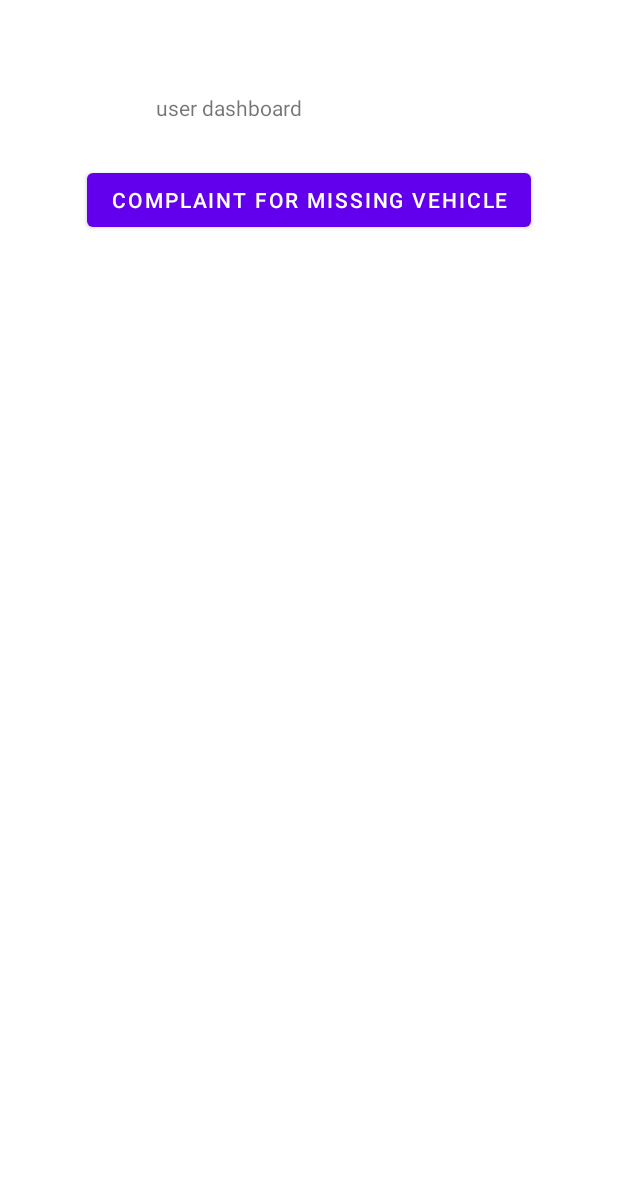
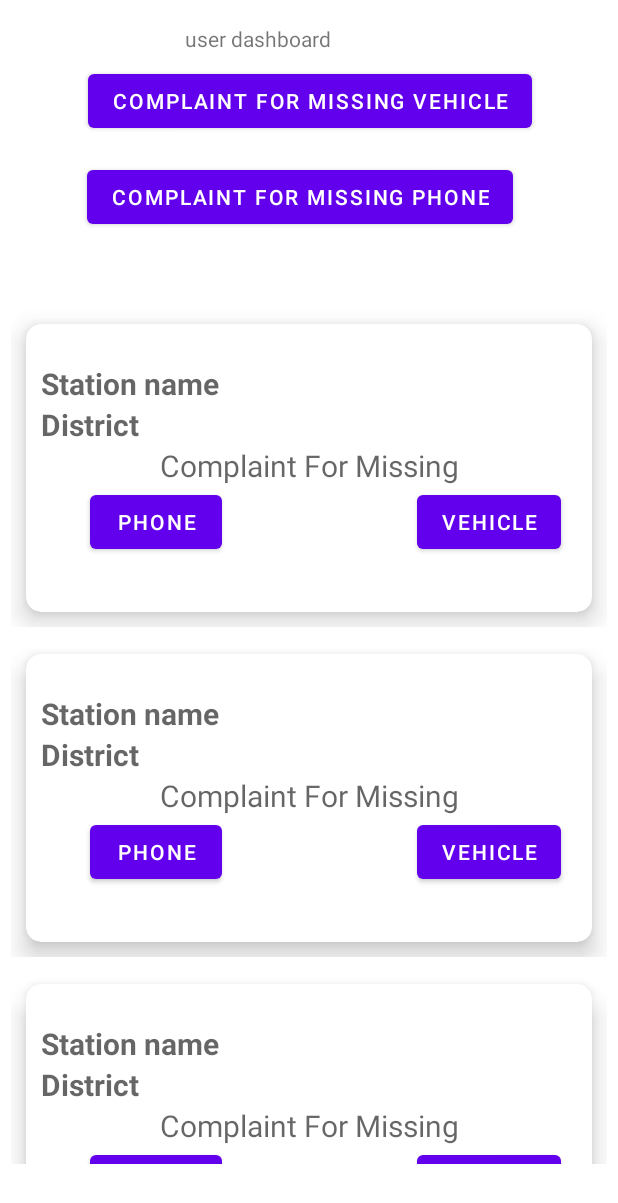
Before and after one commit to viren06/E-FIR_User, an Android app: the layout activity_dashboard.xml on its own in the app's theme, with its tools: preview values and no code run, on a phone screen of 412 x 824 dp. Shown: the top 1203 px of the screen. Run offline under Robolectric (Android 15) with nearby library versions, the phone set to English and light mode, and no system bars.

Commit message:
show station recycler is done and data is seen in recycle from firebase. now station name , district entry work is remaning in missing vehicle.

```diff
--- /dev/null
+++ b/app/src/main/java/com/example/e_fir_user/showstationmodel.kt
@@ -0,0 +1,5 @@
+package com.example.e_fir_user
+
+data class showstationmodel(var email:String?=null, var username:String?=null,var district:String?=null , var status:String?=null ) {
+    constructor():this("","","","")
+}
--- a/app/src/main/res/layout/activity_dashboard.xml
+++ b/app/src/main/res/layout/activity_dashboard.xml
@@ -11,10 +11,11 @@
         android:layout_width="wrap_content"
         android:layout_height="wrap_content"
         android:layout_marginStart="123dp"
-        android:layout_marginTop="62dp"
+        android:layout_marginTop="16dp"
         android:layout_marginEnd="230dp"
         android:text="user dashboard"
         app:layout_constraintEnd_toEndOf="parent"
+        app:layout_constraintHorizontal_bias="0.0"
         app:layout_constraintStart_toStartOf="parent"
         app:layout_constraintTop_toTopOf="parent" />
 
@@ -23,11 +24,37 @@
         android:layout_width="wrap_content"
         android:layout_height="wrap_content"
         android:layout_marginStart="122dp"
-        android:layout_marginTop="28dp"
+        android:layout_marginTop="8dp"
         android:layout_marginEnd="195dp"
         android:text="Complaint for Missing Vehicle"
         app:layout_constraintEnd_toEndOf="parent"
-        app:layout_constraintHorizontal_bias="0.321"
+        app:layout_constraintHorizontal_bias="0.316"
         app:layout_constraintStart_toStartOf="parent"
         app:layout_constraintTop_toBottomOf="@+id/textView" />
+
+    <Button
+        android:id="@+id/btn_missingpphone"
+        android:layout_width="wrap_content"
+        android:layout_height="wrap_content"
+        android:layout_marginStart="58dp"
+        android:layout_marginTop="16dp"
+        android:layout_marginEnd="68dp"
+        android:text="complaint for missing Phone"
+        app:layout_constraintEnd_toEndOf="parent"
+        app:layout_constraintHorizontal_bias="0.0"
+        app:layout_constraintStart_toStartOf="parent"
+        app:layout_constraintTop_toBottomOf="@+id/btn_vehicle" />
+
+    <androidx.recyclerview.widget.RecyclerView
+        android:id="@+id/rv_showstation"
+        android:layout_width="409dp"
+        android:layout_height="574dp"
+        android:layout_marginStart="1dp"
+        android:layout_marginEnd="1dp"
+        android:layout_marginBottom="2dp"
+        app:layout_constraintBottom_toBottomOf="parent"
+        app:layout_constraintEnd_toEndOf="parent"
+        app:layout_constraintStart_toStartOf="parent"
+        app:layout_constraintTop_toBottomOf="@+id/btn_missingpphone"
+        tools:listitem="@layout/show_station" />
 </androidx.constraintlayout.widget.ConstraintLayout>
--- /dev/null
+++ b/app/src/main/res/layout/show_station.xml
@@ -0,0 +1,113 @@
+<?xml version="1.0" encoding="utf-8"?>
+<LinearLayout xmlns:android="http://schemas.android.com/apk/res/android"
+    xmlns:tools="http://schemas.android.com/tools"
+    android:layout_width="match_parent"
+    android:layout_height="wrap_content"
+    xmlns:app="http://schemas.android.com/apk/res-auto"
+    android:orientation="vertical"
+    android:layout_marginTop="4dp"
+    android:layout_marginBottom="4dp"
+    android:layout_marginLeft="6dp"
+    android:layout_marginRight="6dp">
+
+    <androidx.cardview.widget.CardView
+        android:id="@+id/cardanim"
+        android:layout_width="match_parent"
+        android:layout_height="192dp"
+        android:layout_margin="10dp"
+        android:layout_weight="1"
+        android:background="#fece2f"
+
+        app:cardCornerRadius="10dp"
+        app:cardElevation="10dp">
+
+
+        <LinearLayout
+            android:layout_width="match_parent"
+            android:layout_height="170dp"
+            android:orientation="horizontal"
+            android:weightSum="4"
+
+
+            >
+
+            <LinearLayout
+                android:layout_width="match_parent"
+                android:layout_height="match_parent"
+                android:layout_margin="10dp"
+                android:layout_weight="1">
+
+                <androidx.constraintlayout.widget.ConstraintLayout
+                    android:layout_width="match_parent"
+                    android:layout_height="match_parent">
+
+                    <TextView
+                        android:id="@+id/Station_name"
+                        android:textStyle="bold"
+                        android:layout_width="0dp"
+                        android:layout_height="wrap_content"
+                        android:layout_marginTop="16dp"
+                        android:hint="Station name"
+                        android:textSize="20dp"
+                        app:layout_constraintEnd_toEndOf="parent"
+                        app:layout_constraintHorizontal_bias="0.0"
+                        app:layout_constraintStart_toStartOf="parent"
+                        app:layout_constraintTop_toTopOf="parent"></TextView>
+
+                    <TextView
+                        android:id="@+id/Station_district"
+                        android:textStyle="bold"
+                        android:layout_width="0dp"
+                        android:layout_height="wrap_content"
+                        android:hint="District"
+                        android:textSize="20dp"
+                        app:layout_constraintBottom_toBottomOf="parent"
+                        app:layout_constraintEnd_toEndOf="parent"
+                        app:layout_constraintHorizontal_bias="0.0"
+                        app:layout_constraintStart_toStartOf="parent"
+                        app:layout_constraintTop_toBottomOf="@+id/Station_name"
+                        app:layout_constraintVertical_bias="0.0"></TextView>
+
+                    <TextView
+                        android:id="@+id/Station_abc"
+                        android:gravity="center"
+                        android:layout_width="0dp"
+                        android:layout_height="wrap_content"
+                        android:hint="Complaint For Missing"
+                        android:textSize="20dp"
+                        app:layout_constraintBottom_toBottomOf="parent"
+                        app:layout_constraintEnd_toEndOf="parent"
+                        app:layout_constraintHorizontal_bias="0.0"
+                        app:layout_constraintStart_toStartOf="parent"
+                        app:layout_constraintTop_toBottomOf="@+id/Station_district"
+                        app:layout_constraintVertical_bias="0.0"></TextView>
+
+                    <Button
+                        android:id="@+id/btn_phone_complaint"
+                        android:layout_width="wrap_content"
+                        android:layout_height="wrap_content"
+                        android:layout_marginStart="59dp"
+                        android:layout_marginEnd="70dp"
+                        android:text="Phone"
+                        app:layout_constraintEnd_toStartOf="@+id/btn_vehicle_complaint"
+                        app:layout_constraintStart_toStartOf="parent"
+                        app:layout_constraintTop_toBottomOf="@+id/Station_abc" />
+
+                    <Button
+                        android:id="@+id/btn_vehicle_complaint"
+                        android:layout_width="wrap_content"
+                        android:layout_height="wrap_content"
+                        android:layout_marginStart="60dp"
+                        android:layout_marginEnd="37dp"
+                        android:text="Vehicle"
+                        app:layout_constraintEnd_toEndOf="parent"
+                        app:layout_constraintStart_toEndOf="@+id/btn_phone_complaint"
+                        app:layout_constraintTop_toBottomOf="@+id/Station_abc" />
+
+
+                </androidx.constraintlayout.widget.ConstraintLayout>
+            </LinearLayout>
+
+        </LinearLayout>
+    </androidx.cardview.widget.CardView>
+</LinearLayout>
```
Also changed, not shown: app/src/main/java/com/example/e_fir_user/ShoeStationAdapter.kt (added, +46 -0 lines), app/src/main/java/com/example/e_fir_user/dashboard.kt (+47 -0 lines), app/src/main/res/layout/activity_missing_phone_details.xml (+24 -24 lines).
